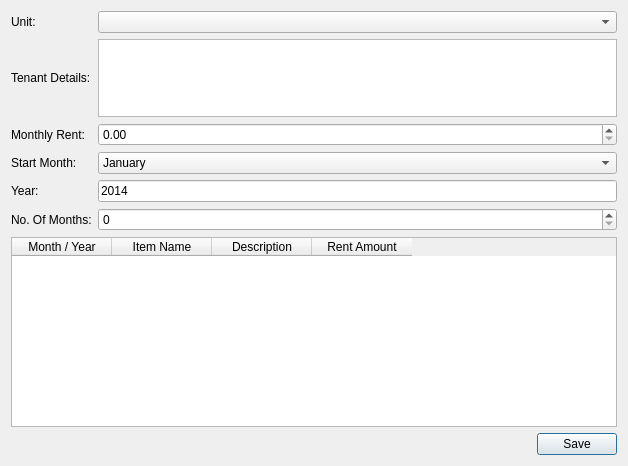
Qt form rentmanager/createmultiinvoice.ui (jayjay-w/rentman) before a commit.
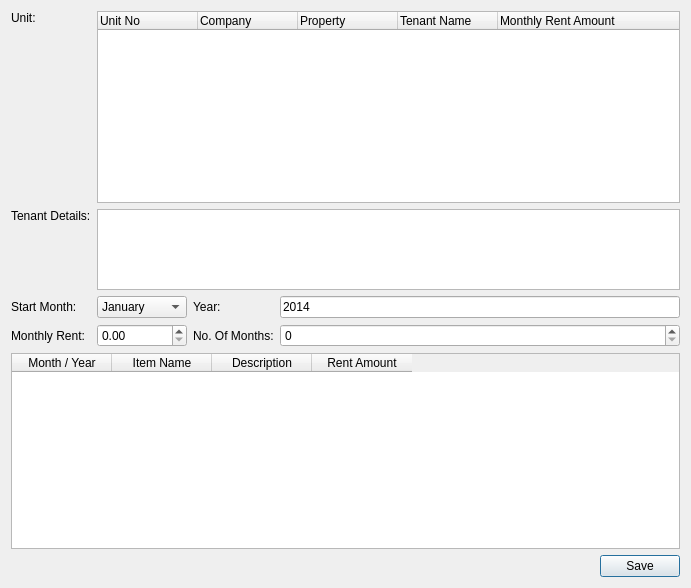
The same form after that commit.

Patch:
```diff
--- a/rentmanager/createmultiinvoice.ui
+++ b/rentmanager/createmultiinvoice.ui
@@ -6,8 +6,8 @@
    <rect>
     <x>0</x>
     <y>0</y>
-    <width>628</width>
-    <height>466</height>
+    <width>691</width>
+    <height>588</height>
    </rect>
   </property>
   <property name="windowTitle">
@@ -16,55 +16,38 @@
   <layout class="QVBoxLayout" name="verticalLayout">
    <item>
     <layout class="QGridLayout" name="gridLayout">
-     <item row="0" column="0">
-      <widget class="QLabel" name="label">
-       <property name="text">
-        <string>Unit:</string>
-       </property>
-      </widget>
-     </item>
-     <item row="0" column="1">
-      <widget class="QComboBox" name="cboUnits"/>
-     </item>
-     <item row="1" column="0">
-      <widget class="QLabel" name="label_2">
-       <property name="text">
-        <string>Tenant Details:</string>
-       </property>
-      </widget>
-     </item>
-     <item row="1" column="1">
-      <widget class="QPlainTextEdit" name="txtTenantDetails">
-       <property name="maximumSize">
-        <size>
-         <width>16777215</width>
-         <height>81</height>
-        </size>
-       </property>
-      </widget>
-     </item>
-     <item row="2" column="0">
+     <item row="6" column="1">
       <widget class="QLabel" name="label_3">
        <property name="text">
         <string>Monthly Rent:</string>
        </property>
       </widget>
      </item>
-     <item row="2" column="1">
+     <item row="6" column="3">
+      <widget class="QLabel" name="label_6">
+       <property name="text">
+        <string>No. Of Months:</string>
+       </property>
+      </widget>
+     </item>
+     <item row="6" column="4">
+      <widget class="QSpinBox" name="spinMonths"/>
+     </item>
+     <item row="6" column="2">
       <widget class="QDoubleSpinBox" name="spinRent">
        <property name="maximum">
         <double>999999999.000000000000000</double>
        </property>
       </widget>
      </item>
-     <item row="3" column="0">
+     <item row="4" column="1">
       <widget class="QLabel" name="label_4">
        <property name="text">
         <string>Start Month:</string>
        </property>
       </widget>
      </item>
-     <item row="3" column="1">
+     <item row="4" column="2">
       <widget class="QComboBox" name="cboMonth">
        <item>
         <property name="text">
@@ -128,29 +111,78 @@
        </item>
       </widget>
      </item>
-     <item row="4" column="0">
+     <item row="4" column="3">
       <widget class="QLabel" name="label_5">
        <property name="text">
         <string>Year:</string>
        </property>
       </widget>
      </item>
-     <item row="4" column="1">
+     <item row="4" column="4">
       <widget class="QLineEdit" name="txtYear">
        <property name="text">
         <string>2014</string>
        </property>
       </widget>
      </item>
-     <item row="5" column="0">
-      <widget class="QLabel" name="label_6">
+     <item row="2" column="1">
+      <widget class="QLabel" name="label_2">
        <property name="text">
-        <string>No. Of Months:</string>
+        <string>Tenant Details:</string>
        </property>
+       <property name="alignment">
+        <set>Qt::AlignLeading|Qt::AlignLeft|Qt::AlignTop</set>
+       </property>
       </widget>
      </item>
-     <item row="5" column="1">
-      <widget class="QSpinBox" name="spinMonths"/>
+     <item row="0" column="1" rowspan="2">
+      <widget class="QLabel" name="label">
+       <property name="text">
+        <string>Unit:</string>
+       </property>
+       <property name="alignment">
+        <set>Qt::AlignLeading|Qt::AlignLeft|Qt::AlignTop</set>
+       </property>
+      </widget>
+     </item>
+     <item row="0" column="2" rowspan="2" colspan="3">
+      <widget class="QTreeWidget" name="trvUnits">
+       <column>
+        <property name="text">
+         <string>Unit No</string>
+        </property>
+       </column>
+       <column>
+        <property name="text">
+         <string>Company</string>
+        </property>
+       </column>
+       <column>
+        <property name="text">
+         <string>Property</string>
+        </property>
+       </column>
+       <column>
+        <property name="text">
+         <string>Tenant Name</string>
+        </property>
+       </column>
+       <column>
+        <property name="text">
+         <string>Monthly Rent Amount</string>
+        </property>
+       </column>
+      </widget>
+     </item>
+     <item row="2" column="2" colspan="3">
+      <widget class="QPlainTextEdit" name="txtTenantDetails">
+       <property name="maximumSize">
+        <size>
+         <width>16777215</width>
+         <height>81</height>
+        </size>
+       </property>
+      </widget>
      </item>
     </layout>
    </item>
```
